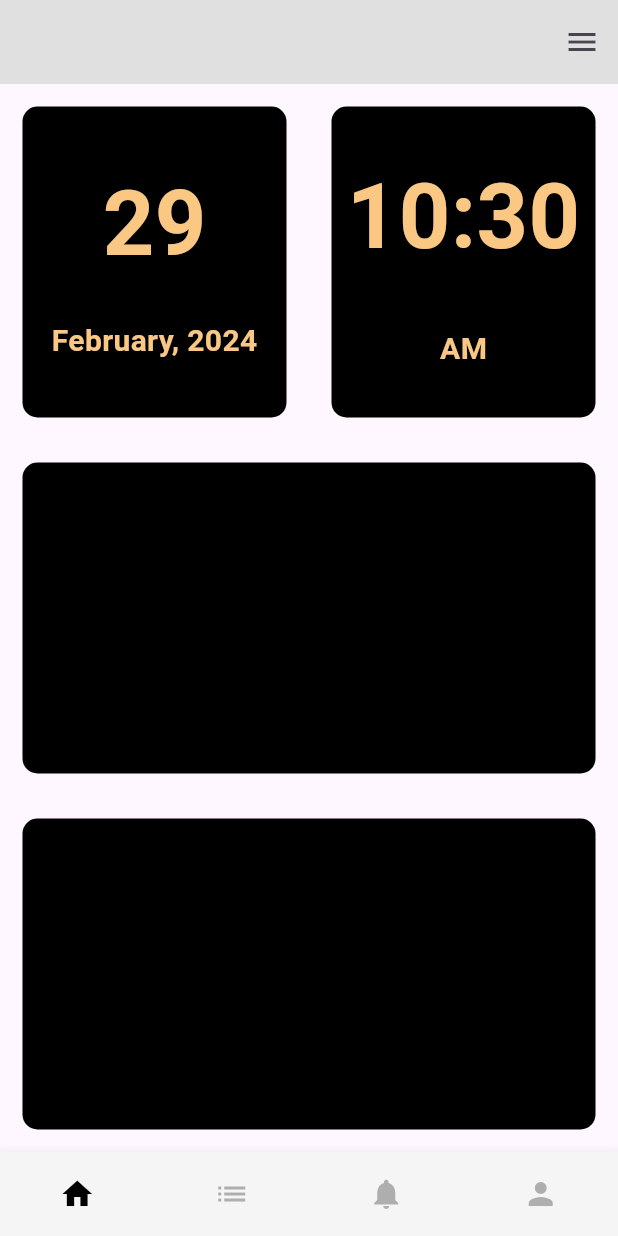
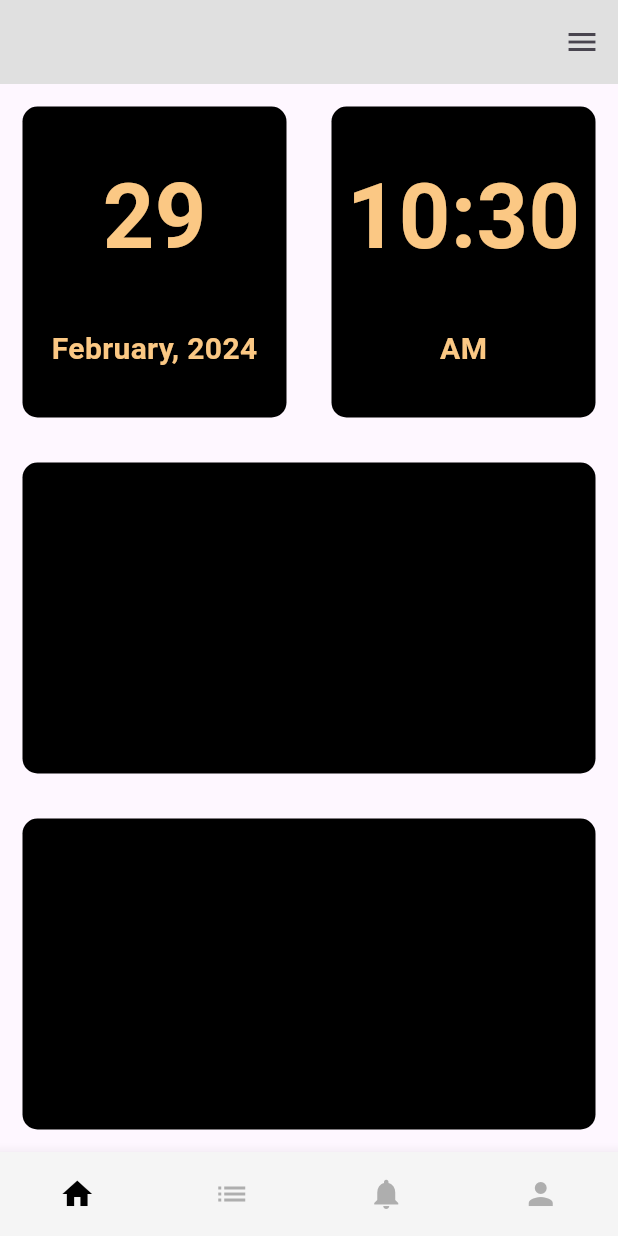
Before and after one commit to Amati98/2024-final-Attendance-project, a Flutter app: the screen it shows after launch, on a phone screen of 412 x 824 dp. Run offline on Flutter 3.47's test engine with Material 3 defaults, Android fonts, the phone set to English and light mode, and no system bars; our stand-ins replace get.

Commit message:
home home_page

```diff
--- a/lib/screens/home_page.dart
+++ b/lib/screens/home_page.dart
@@ -45,7 +45,7 @@ class _HomePageState extends State<HomePage> {
                           style: bigTextStyle,
                         ),
                         const SizedBox(
-                          height: 20,
+                          height: 30,
                         ),
                         Text(
                           formattedMonthYear,
```
